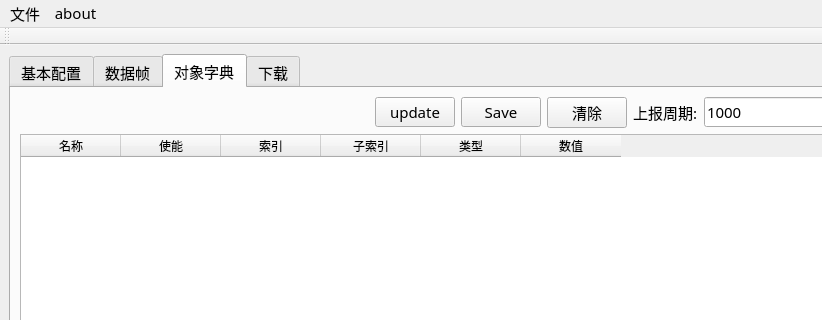
Before: the Qt Designer form ui/main_window.ui in sufengfeng/SAFE_PLD, drawn with Qt 5; both pictures show x 0 to 822 and y 0 to 320 of the 1198 by 795 pixel window.
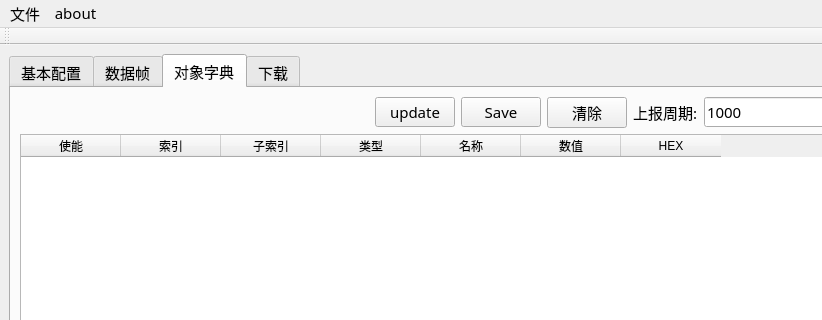
After: the same form once the commit is applied.

```diff
--- a/ui/main_window.ui
+++ b/ui/main_window.ui
@@ -425,11 +425,6 @@
         </item>
         <item>
          <widget class="QTableWidget" name="tableWidget_Info">
-          <column>
-           <property name="text">
-            <string>名称</string>
-           </property>
-          </column>
           <column>
            <property name="text">
             <string>使能</string>
@@ -450,11 +445,21 @@
             <string>类型</string>
            </property>
           </column>
+          <column>
+           <property name="text">
+            <string>名称</string>
+           </property>
+          </column>
           <column>
            <property name="text">
             <string>数值</string>
            </property>
           </column>
+          <column>
+           <property name="text">
+            <string>HEX</string>
+           </property>
+          </column>
          </widget>
         </item>
        </layout>
```
Left out of the diff: 6 changed lines with no effect on the pictures.
